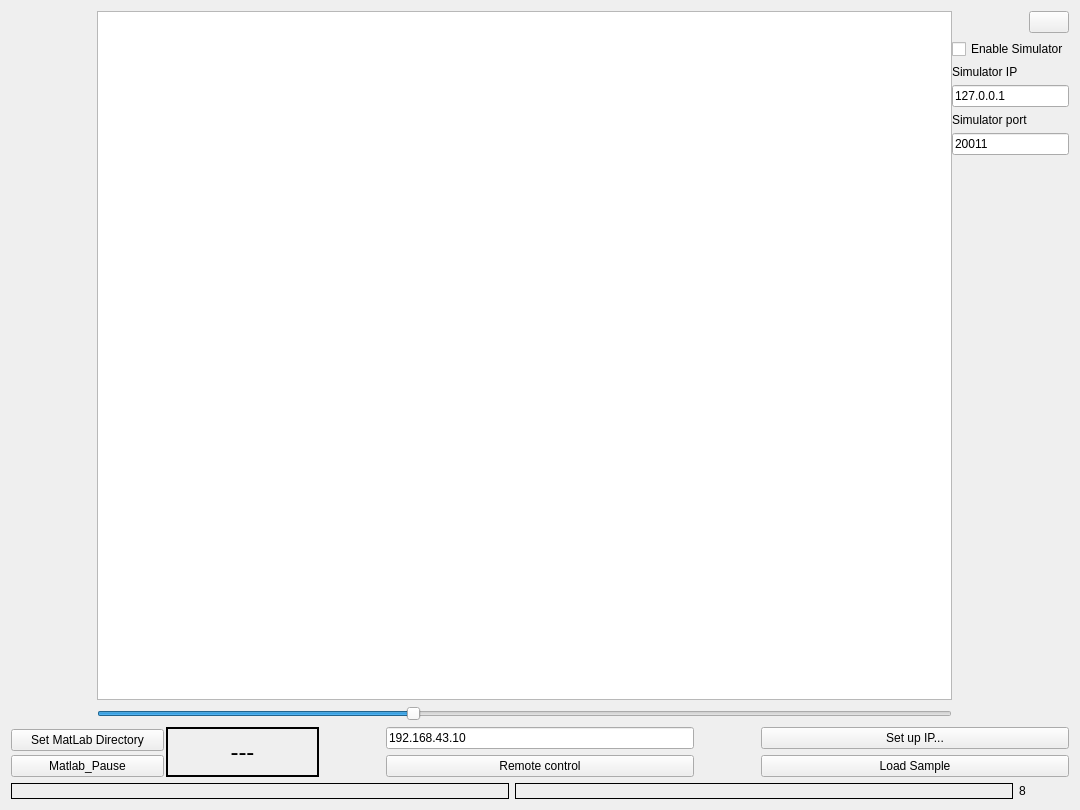
Above: LARCmaCS/larcmacs.ui from petr-konovalov/LARCmaCS before the change. Below: the same form after it.
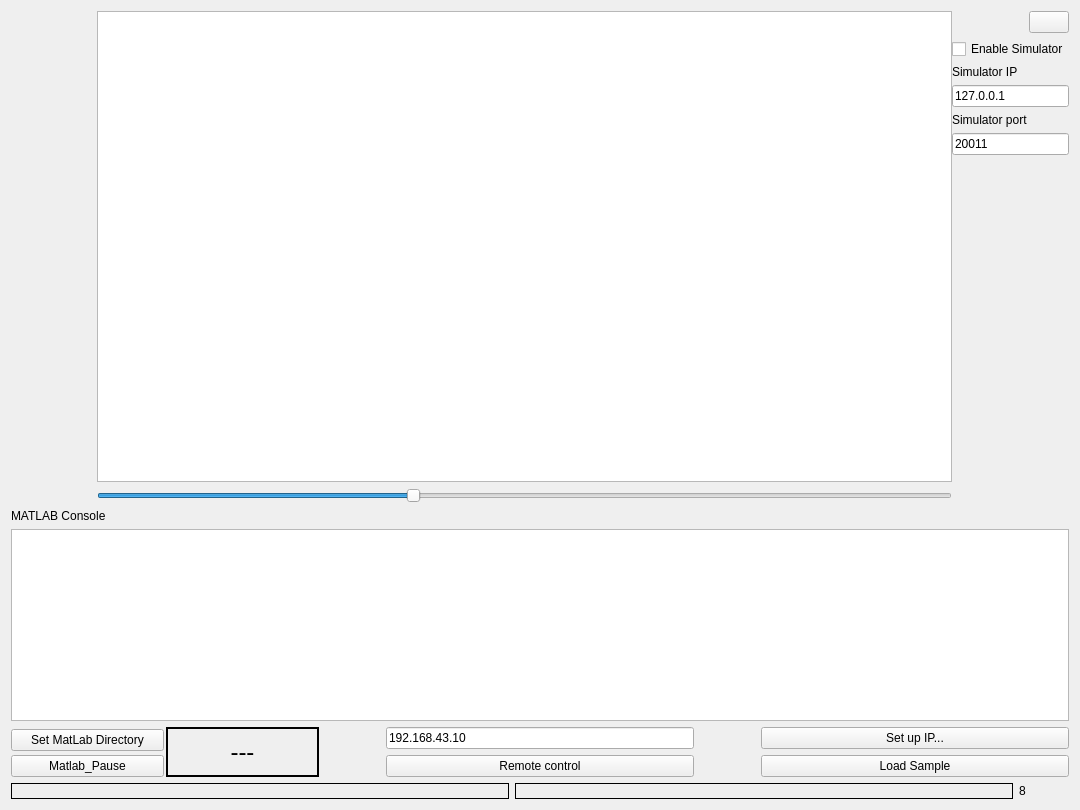
That is the form after the change. Icons and pictures are not drawn.

Commit message: matlab output console added

Diff of the .ui file:
```diff
--- a/LARCmaCS/larcmacs.ui
+++ b/LARCmaCS/larcmacs.ui
@@ -16,7 +16,7 @@
   <property name="toolTipDuration">
    <number>-1</number>
   </property>
-  <layout class="QVBoxLayout" name="verticalLayout" stretch="50,5,1">
+  <layout class="QVBoxLayout" name="verticalLayout" stretch="50,0,0,5,1">
    <property name="leftMargin">
     <number>11</number>
    </property>
@@ -167,6 +167,20 @@
      </item>
     </layout>
    </item>
+   <item>
+    <widget class="QLabel" name="label_3">
+     <property name="text">
+      <string>MATLAB Console</string>
+     </property>
+    </widget>
+   </item>
+   <item>
+    <widget class="QPlainTextEdit" name="matlabConsole">
+     <property name="readOnly">
+      <bool>true</bool>
+     </property>
+    </widget>
+   </item>
    <item>
     <layout class="QHBoxLayout" name="horizontalLayout_13" stretch="10,2,10,2,10">
      <item>
```
The commit also changes 6 other files.
